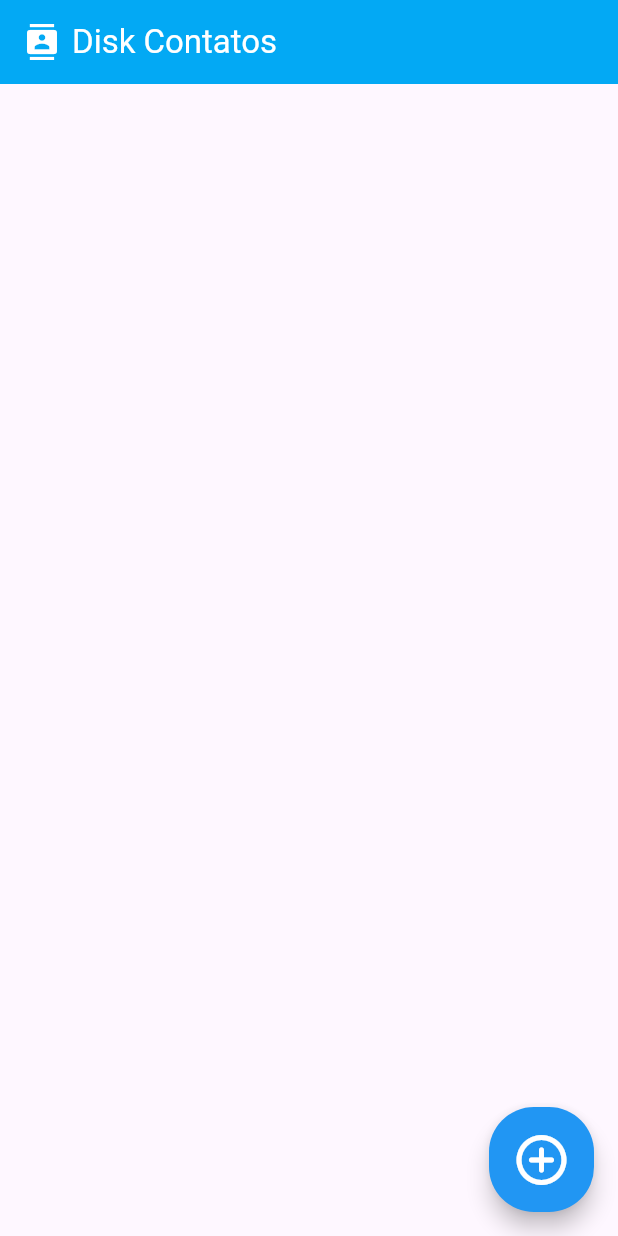
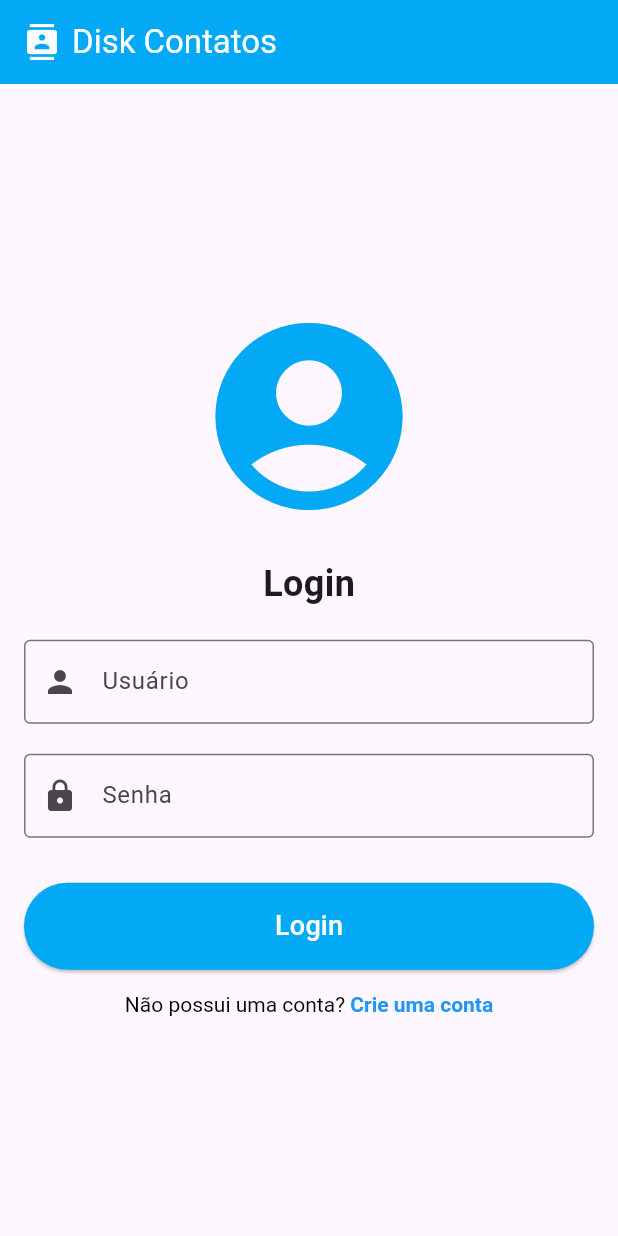
Before and after one commit to DilkerWinter/Agenda-Flutter, a Flutter app: the screen it shows after launch, on a phone screen of 412 x 824 dp. Run offline on Flutter 3.47's test engine with Material 3 defaults, Android fonts, the phone set to English and light mode, and no system bars; our stand-ins replace shared_preferences, sqflite; accounts and stored records are empty.

Commit message:
adicionando usuario e login tela de cadastro e sessao para o usuario

```diff
--- a/lib/controller/ContatoController.dart
+++ b/lib/controller/ContatoController.dart
@@ -1,3 +1,4 @@
+import 'package:agenda_flutter/utils/nomeUsuarioSharedPrefs.dart';
 import 'package:path/path.dart';
 import 'package:sqflite/sqflite.dart';
 import 'package:agenda_flutter/model/Contato.dart';
@@ -30,9 +31,13 @@ class ContatoController {
 
   Future<List<Contato>> getContatoOrdemAlfabetica() async {
     final db = await _dbService.database;
+    final int usuarioId = await recuperandoIdUsuario();
+
     final List<Map<String, dynamic>> maps = await db.query(
       _dbService.contatoTableName,
       orderBy: _dbService.contatoNomeColumnName,
+      where: '${_dbService.contatoUsuarioIdColumnName} = ?',
+      whereArgs: [usuarioId]
     );
 
     return List.generate(maps.length, (i) {
--- a/lib/main.dart
+++ b/lib/main.dart
@@ -1,10 +1,17 @@
+import 'package:agenda_flutter/controller/UsuarioController.dart';
 import 'package:agenda_flutter/model/Contato.dart';
-import 'package:agenda_flutter/screens/listaContatos.dart';
+import 'package:agenda_flutter/model/Usuario.dart';
+import 'package:agenda_flutter/screens/Contato/listaContatos.dart';
+import 'package:agenda_flutter/screens/Usuario/login.dart';
+import 'package:agenda_flutter/service/DatabaseService.dart';
 import 'package:flutter/material.dart';
+import 'package:shared_preferences/shared_preferences.dart';
+import 'package:sqflite/sqflite.dart';
 
-void main() {
+void main() async {
   runApp(Agenda());
 }
+
 
 class Agenda extends StatelessWidget {
   @override
@@ -14,7 +21,25 @@ class Agenda extends StatelessWidget {
       theme: ThemeData(
         primarySwatch: Colors.blue,
       ),
-      home: Listacontatos(),
+      debugShowCheckedModeBanner: false,
+      home: FutureBuilder(future: _isUsuarioLogado(), builder: (context, snapshot) {
+          if (snapshot.connectionState == ConnectionState.waiting) {
+            return Center(child: CircularProgressIndicator());
+          } else {
+            if (snapshot.data == true) {
+              return Listacontatos();
+            } else {
+              return Login();
+            }
+          }
+        },
+      ),
     );
   }
+
+  Future<bool> _isUsuarioLogado() async{
+    SharedPreferences prefs = await SharedPreferences.getInstance();
+    String? nomeSalvo = prefs.getString('nomeUsuario');
+    return nomeSalvo != null  && nomeSalvo.isNotEmpty;
+  }
 }
--- /dev/null
+++ b/lib/model/Usuario.dart
@@ -0,0 +1,33 @@
+class Usuario {
+  final int? _id;
+  final String _nome;
+  final String _senha;
+
+  Usuario({
+    int? id,
+    required String nome,
+    required String senha,
+  })  : _id = id,
+        _nome = nome,
+        _senha = senha;
+
+  int? get id => _id;
+  String get nome => _nome;
+  String get senha => _senha;
+
+  Map<String, dynamic> toMap() {
+    return {
+      'id': id,
+      'nome': nome,
+      'senha': senha,
+    };
+  }
+
+  factory Usuario.fromMap(Map<String, dynamic> map) {
+    return Usuario(
+      id: map['id'],
+      nome: map['nome'],
+      senha: map['senha'],
+    );
+  }
+}
--- a/lib/screens/cadastroContatos.dart
+++ b/lib/screens/Contato/cadastroContatos.dart
@@ -1,5 +1,6 @@
 import 'package:agenda_flutter/controller/ContatoController.dart';
 import 'package:agenda_flutter/model/Contato.dart';
+import 'package:agenda_flutter/utils/nomeUsuarioSharedPrefs.dart';
 import 'package:agenda_flutter/utils/validarInformacoes.dart';
 import 'package:flutter/material.dart';
 import 'package:flutter/services.dart';
@@ -104,6 +105,7 @@ class Cadastrocontatos extends StatelessWidget {
                     String telefone = _controllerTelefone.text;
 
 
+
                     if (!validaInformacoes(nome, email, telefone)) {
                       ScaffoldMessenger.of(context).showSnackBar(
                         SnackBar(
@@ -113,8 +115,10 @@ class Cadastrocontatos extends StatelessWidget {
                         ),
                       );
                     } else {
+                      int usuarioId = await recuperandoIdUsuario();
+
                       Contato contato =
-                          Contato(nome: nome, telefone: telefone, email: email);
+                          Contato(nome: nome, telefone: telefone, email: email, usuarioId: usuarioId);
                       contatoController.adicionarContato(contato);
                       ScaffoldMessenger.of(context).showSnackBar(SnackBar(
                         content: Text('Contato adicionado com sucesso!'),
--- /dev/null
+++ b/lib/screens/Usuario/login.dart
@@ -0,0 +1,131 @@
+import 'package:agenda_flutter/controller/UsuarioController.dart';
+import 'package:agenda_flutter/model/Usuario.dart';
+import 'package:agenda_flutter/screens/Contato/listaContatos.dart';
+import 'package:agenda_flutter/screens/Usuario/cadastro.dart';
+import 'package:agenda_flutter/service/DatabaseService.dart';
+import 'package:agenda_flutter/utils/encryptarSenhas.dart';
+import 'package:flutter/gestures.dart';
+import 'package:flutter/material.dart';
+import 'package:shared_preferences/shared_preferences.dart';
+import 'package:sqflite/sqflite.dart';
+
+class Login extends StatelessWidget {
+  const Login({super.key});
+
+  @override
+  Widget build(BuildContext context) {
+    final TextEditingController usuarioTextController = TextEditingController();
+    final TextEditingController senhaTextController = TextEditingController();
+    final UsuarioController usuarioController = UsuarioController();
+    final encryptarsenhas = Encryptarsenhas();
+
+    return Scaffold(
+      appBar: AppBar(
+        title: Row(
+          children: const [
+            Icon(Icons.contacts, color: Colors.white),
+            SizedBox(width: 8.0),
+            Text("Disk Contatos"),
+          ],
+        ),
+        centerTitle: true,
+        backgroundColor: Colors.lightBlue,
+        foregroundColor: Colors.white,
+      ),
+      body: Padding(
+        padding: const EdgeInsets.all(16),
+        child: Column(
+          mainAxisAlignment: MainAxisAlignment.center,
+          crossAxisAlignment: CrossAxisAlignment.stretch,
+          children: [
+            const Icon(Icons.account_circle_rounded, size: 150, color: Colors.lightBlue),
+            const SizedBox(height: 20),
+            const Center(
+              child: Text("Login", style: TextStyle(fontSize: 24, fontWeight: FontWeight.bold)),
+            ),
+            const SizedBox(height: 20),
+            TextField(
+              controller: usuarioTextController,
+              decoration: InputDecoration(
+                labelText: "Usuário",
+                border: OutlineInputBorder(),
+                prefixIcon: Icon(Icons.person),
+              ),
+            ),
+            const SizedBox(height: 20),
+            TextField(
+              controller: senhaTextController,
+              obscureText: true,
+              decoration: InputDecoration(
+                labelText: "Senha",
+                border: OutlineInputBorder(),
+                prefixIcon: Icon(Icons.lock),
+              ),
+            ),
+            const SizedBox(height: 30),
+            ElevatedButton(
+              onPressed: () async {
+                final String usuario = usuarioTextController.text;
+                final String senha = senhaTextController.text;
+
+                if (usuario.isEmpty || senha.isEmpty) {
+                  ScaffoldMessenger.of(context).showSnackBar(
+                    const SnackBar(content: Text("Por favor, preencha todos os campos.")),
+                  );
+                } else {
+                  Usuario? usuarioEncontrado = await usuarioController.buscaUsuarioPorNome(usuario);
+                  if (usuarioEncontrado == null) {
+                    ScaffoldMessenger.of(context).showSnackBar(
+                      const SnackBar(content: Text("Usuário não encontrado.")),
+                    );
+                    return;
+                  }
+
+                  if (usuarioEncontrado.nome == usuario && usuarioEncontrado.senha == encryptarsenhas.generateSHA256Hash(senha)) {
+                    ScaffoldMessenger.of(context).showSnackBar(
+                      const SnackBar(content: Text("Login bem-sucedido!")),
+                    );
+                    SharedPreferences prefs = await SharedPreferences.getInstance();
+                    await prefs.setString('nomeUsuario', usuarioEncontrado.nome);
+                    Navigator.pushAndRemoveUntil(context, MaterialPageRoute(builder: (context) => Listacontatos()), (Route<dynamic> route) => false,
+                    );
+                  } else {
+                    ScaffoldMessenger.of(context).showSnackBar(
+                      const SnackBar(content: Text("Usuário ou senha incorretos.")),
+                    );
+                  }
+                }
+              },
+              style: ElevatedButton.styleFrom(
+                padding: const EdgeInsets.symmetric(vertical: 16),
+                backgroundColor: Colors.lightBlue,
+              ),
+              child: const Text("Login", style: TextStyle(fontSize: 18, color: Colors.white)),
+            ),
+            const SizedBox(height: 15),
+            Center(
+              child: RichText(
+                text: TextSpan(
+                  children: [
+                    const TextSpan(text: "Não possui uma conta? ", style: TextStyle(color: Colors.black)),
+                    TextSpan(
+                      text: "Crie uma conta",
+                      style: const TextStyle(color: Colors.blue, fontWeight: FontWeight.bold),
+                      recognizer: TapGestureRecognizer()
+                        ..onTap = () {
+                          Navigator.push(
+                            context,
+                            MaterialPageRoute(builder: (context) => const Register()),
+                          );
+                        },
+                    ),
+                  ],
+                ),
+              ),
+            ),
+          ],
+        ),
+      ),
+    );
+  }
+}
--- a/lib/service/DatabaseService.dart
+++ b/lib/service/DatabaseService.dart
@@ -13,11 +13,23 @@ class DatabaseService {
   final String _contatoTelefoneColumnName = 'telefone';
   final String _contatoEmailColumnName = "email";
 
+  final String _usuarioTableName = "usuario";
+  final String _usuarioIdColumnName = "id";
+  final String _usuarioNomeColumnName = "nome";
+  final String _usuarioSenhaColumnName = "senha";
+
+  final String _contatoUsuarioIdColumnName = "usuarioId";
+
   String get contatoTableName => _contatoTableName;
   String get contatoIdColumnName => _contatoIdColumnName;
   String get contatoNomeColumnName => _contatoNomeColumnName;
   String get contatoTelefoneColumnName => _contatoTelefoneColumnName;
   String get contatoEmailColumnName => _contatoEmailColumnName;
+  String get usuarioTableName => _usuarioTableName;
+  String get usuarioIdColumnName => _usuarioIdColumnName;
+  String get usuarioNomeColumnName => _usuarioNomeColumnName;
+  String get usuarioSenhaColumnName => _usuarioSenhaColumnName;
+  String get contatoUsuarioIdColumnName => _contatoUsuarioIdColumnName;
 
   DatabaseService._constructor();
 
@@ -32,18 +44,52 @@ class DatabaseService {
     final databasePath = join(databaseDirPath, "agendaDB.db");
     return await openDatabase(
       databasePath,
-      version: 1,
-      onCreate: (db, version) {
-        db.execute('''
+      version: 5,
+      onCreate: (db, version) async {
+        await db.execute('''
+          CREATE TABLE $_usuarioTableName (
+            $_usuarioIdColumnName INTEGER PRIMARY KEY AUTOINCREMENT,
+            $_usuarioNomeColumnName TEXT NOT NULL,
+            $_usuarioSenhaColumnName TEXT NOT NULL
+          )
+        ''');
+
+        await db.execute('''
           CREATE TABLE $_contatoTableName (
             $_contatoIdColumnName INTEGER PRIMARY KEY AUTOINCREMENT,
             $_contatoNomeColumnName TEXT NOT NULL,
             $_contatoTelefoneColumnName TEXT NOT NULL,
-            $_contatoEmailColumnName TEXT NOT NULL
+            $_contatoEmailColumnName TEXT NOT NULL,
+            $_contatoUsuarioIdColumnName INTEGER NOT NULL,
+            FOREIGN KEY ($_contatoUsuarioIdColumnName) REFERENCES $_usuarioTableName($_usuarioIdColumnName)
           )
         ''');
       },
       onUpgrade: (db, oldVersion, newVersion) {
+        print("Atualizando do version $oldVersion para $newVersion");
+        if (oldVersion < 5) {
+          db.execute('''
+          CREATE TABLE usuario (
+            id INTEGER PRIMARY KEY AUTOINCREMENT,
+            nome TEXT,
+            email TEXT,
+            senha TEXT
+          )
+        ''');
+
+          db.execute('DROP TABLE IF EXISTS contato');
+
+          db.execute('''
+      CREATE TABLE contato (
+        id INTEGER PRIMARY KEY AUTOINCREMENT,
+        nome TEXT NOT NULL,
+        telefone TEXT NOT NULL,
+        email TEXT NOT NULL,
+        usuarioId INTEGER NOT NULL,
+        FOREIGN KEY (usuarioId) REFERENCES usuario(id)
+      )
+    ''');
+        }
       },
     );
   }
--- /dev/null
+++ b/lib/utils/validarUsuario.dart
@@ -0,0 +1,11 @@
+String validaCamposCadastro(String usuario, String senha, String senha2) {
+  if (usuario.isEmpty || senha.isEmpty || senha2.isEmpty) {
+    return 'Preencha todos os campos';
+  }
+
+  if (senha != senha2) {
+    return 'As senhas são diferentes';
+  }
+
+  return 'ok';
+}
--- a/pubspec.yaml
+++ b/pubspec.yaml
@@ -33,6 +33,7 @@ dependencies:
   sqflite: ^2.4.0
   shared_preferences: ^2.0.6
   path: ^1.8.3
+  crypto: ^3.0.1
 
   # The following adds the Cupertino Icons font to your application.
   # Use with the CupertinoIcons class for iOS style icons.
```
Also changed, not shown: lib/controller/UsuarioController.dart (added, +58 -0 lines), lib/model/Contato.dart (+12 -4 lines), lib/screens/Contato/alterarContato.dart (renamed from lib/screens/alterarContato.dart, +18 -10 lines), lib/screens/Contato/listaContatos.dart (renamed from lib/screens/listaContatos.dart, +46 -3 lines), lib/screens/Usuario/cadastro.dart (added, +178 -0 lines), lib/utils/encryptarSenhas.dart (added, +15 -0 lines), lib/utils/nomeUsuarioSharedPrefs.dart (added, +24 -0 lines), pubspec.lock.
